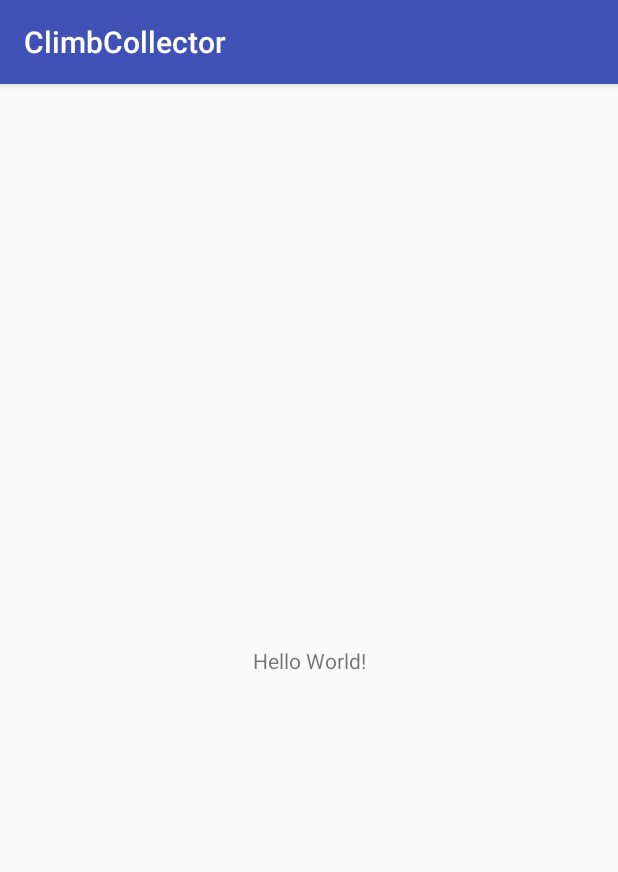
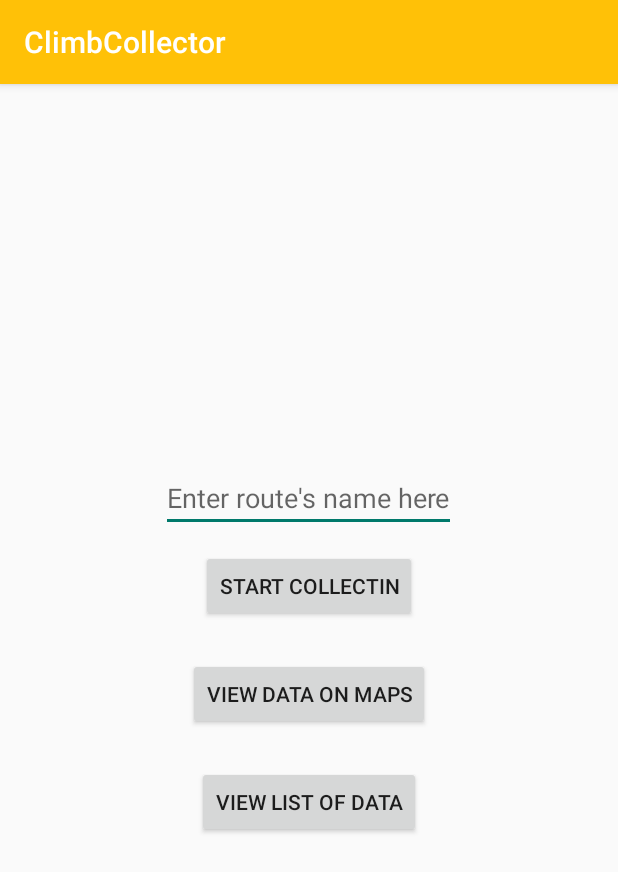
Before and after one commit to khash021/ClimbCollector, an Android app: the screen it shows after launch (MainActivity), on a phone screen of 412 x 824 dp. Shown: the top 872 px of the screen. Run offline under Robolectric (Android 15) with nearby library versions, the phone set to English and light mode, and no system bars.

Commit message:
Created a few classes. Add basic buttons to MainActivity

```diff
--- a/app/src/main/java/app/khash/climbcollector/MainActivity.java
+++ b/app/src/main/java/app/khash/climbcollector/MainActivity.java
@@ -1,13 +1,67 @@
 package app.khash.climbcollector;
 
+import android.content.Intent;
+import android.os.Bundle;
 import android.support.v7.app.AppCompatActivity;
-import android.os.Bundle;
+import android.util.Log;
+import android.view.View;
+import android.widget.Button;
+import android.widget.EditText;
 
-public class MainActivity extends AppCompatActivity {
+/**
+ * Created by Khash on May.28.2018
+ *
+ * This is just the main activity that points to other acitivities for further operation
+ */
+
+public class MainActivity extends AppCompatActivity implements View.OnClickListener {
+
+    private final String TAG = MainActivity.class.getSimpleName();
+
+    private EditText mRouteNameText;
 
     @Override
     protected void onCreate(Bundle savedInstanceState) {
         super.onCreate(savedInstanceState);
         setContentView(R.layout.activity_main);
-    }
-}
+
+        Button collectButton = findViewById(R.id.bttn_collect_data);
+        collectButton.setOnClickListener(this);
+
+        Button mapViewButton = findViewById(R.id.bttn_view_data_map);
+        mapViewButton.setOnClickListener(this);
+
+        Button listViewData = findViewById(R.id.bttn_view_data_list);
+        listViewData.setOnClickListener(this);
+
+        mRouteNameText = findViewById(R.id.et_route_name);
+
+    }//onCreate
+
+    @Override
+    public void onClick(View v) {
+        Log.v(TAG, "onClicked called with id: " + getResources().getResourceName(v.getId()));
+
+        int id = v.getId();
+
+        switch (id) {
+            case R.id.bttn_collect_data:
+                String routeName = mRouteNameText.getText().toString();
+                Log.v(TAG, "Route name: " + routeName);
+                Intent collectIntent = new Intent(MainActivity.this, CollectDataActivity.class);
+                collectIntent.putExtra(getString(R.string.route_name_intent_extra), routeName);
+                startActivity(collectIntent);
+                break;
+            case R.id.bttn_view_data_map:
+                Intent mapViewIntent = new Intent(MainActivity.this, MapViewActivity.class);
+                startActivity(mapViewIntent);
+                break;
+            case R.id.bttn_view_data_list:
+                Intent listViewIntent = new Intent(MainActivity.this, ListViewActivity.class);
+                startActivity(listViewIntent);
+                break;
+        }//switch
+    }//onClick
+
+
+}//MainActivity
--- a/app/src/main/res/layout/activity_main.xml
+++ b/app/src/main/res/layout/activity_main.xml
@@ -1,18 +1,39 @@
 <?xml version="1.0" encoding="utf-8"?>
-<android.support.constraint.ConstraintLayout xmlns:android="http://schemas.android.com/apk/res/android"
+<LinearLayout
+    xmlns:android="http://schemas.android.com/apk/res/android"
     xmlns:app="http://schemas.android.com/apk/res-auto"
     xmlns:tools="http://schemas.android.com/tools"
     android:layout_width="match_parent"
     android:layout_height="match_parent"
-    tools:context=".MainActivity">
+    android:orientation="vertical"
+    tools:context=".MainActivity"
+    android:gravity="center">
 
-    <TextView
+    <EditText
+        android:id="@+id/et_route_name"
         android:layout_width="wrap_content"
         android:layout_height="wrap_content"
-        android:text="Hello World!"
-        app:layout_constraintBottom_toBottomOf="parent"
-        app:layout_constraintLeft_toLeftOf="parent"
-        app:layout_constraintRight_toRightOf="parent"
-        app:layout_constraintTop_toTopOf="parent" />
+        android:hint="Enter route's name here"/>
 
-</android.support.constraint.ConstraintLayout>
+    <Button
+        android:id="@+id/bttn_collect_data"
+        android:layout_width="wrap_content"
+        android:layout_height="wrap_content"
+        android:text="Start Collectin"
+        android:layout_margin="12dp"/>
+
+    <Button
+        android:id="@+id/bttn_view_data_map"
+        android:layout_width="wrap_content"
+        android:layout_height="wrap_content"
+        android:text="View data on maps"
+        android:layout_margin="12dp"/>
+
+    <Button
+        android:id="@+id/bttn_view_data_list"
+        android:layout_width="wrap_content"
+        android:layout_height="wrap_content"
+        android:text="View List of data"
+        android:layout_margin="12dp"/>
+
+</LinearLayout>
--- a/app/src/main/res/values/colors.xml
+++ b/app/src/main/res/values/colors.xml
@@ -1,6 +1,10 @@
 <?xml version="1.0" encoding="utf-8"?>
 <resources>
-    <color name="colorPrimary">#3F51B5</color>
-    <color name="colorPrimaryDark">#303F9F</color>
-    <color name="colorAccent">#FF4081</color>
+    <!--<color name="colorPrimary">#3F51B5</color>-->
+    <!--<color name="colorPrimaryDark">#303F9F</color>-->
+    <!--<color name="colorAccent">#FF4081</color>-->
+
+    <color name="colorPrimary">#ffc107</color>
+    <color name="colorPrimaryDark">#c79100</color>
+    <color name="colorAccent">#00796b</color>
 </resources>
--- a/app/src/main/res/values/strings.xml
+++ b/app/src/main/res/values/strings.xml
@@ -1,3 +1,9 @@
 <resources>
     <string name="app_name">ClimbCollector</string>
+
+    <string name="maps_api_key" translatable="false">AIzaSyA1DIPA3MiEOgxYdSY2DUk-n7lCEf61Plg</string>
+    <string name="maps_elevation_api_key" translatable="false">AIzaSyA1DIPA3MiEOgxYdSY2DUk-n7lCEf61Plg</string>
+
+    <string name="route_name_intent_extra" translatable="false">route_name</string>
+
 </resources>
--- a/app/src/main/res/values/styles.xml
+++ b/app/src/main/res/values/styles.xml
@@ -6,6 +6,9 @@
         <item name="colorPrimary">@color/colorPrimary</item>
         <item name="colorPrimaryDark">@color/colorPrimaryDark</item>
         <item name="colorAccent">@color/colorAccent</item>
+
+
+
     </style>
 
 </resources>
```
Also changed, not shown: app/src/main/AndroidManifest.xml (+16 -0 lines), app/src/main/java/app/khash/climbcollector/CollectDataActivity.java (added, +12 -0 lines), app/src/main/java/app/khash/climbcollector/ListViewActivity.java (added, +12 -0 lines), app/src/main/java/app/khash/climbcollector/MapViewActivity.java (added, +12 -0 lines).
